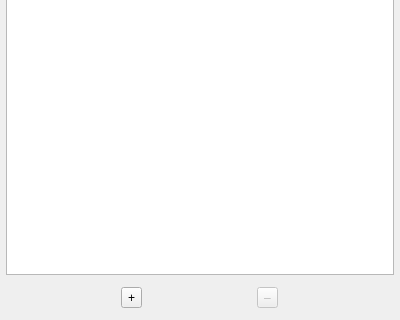
First picture: the form in src/edit/TreeView.ui, repository wagenadl/sbemviewer, before the edit; both pictures show x 0 to 400 and y 284 to 604 of the 400 by 604 pixel window.
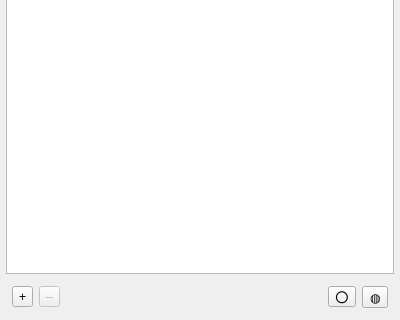
Second picture: the form after the edit.

```diff
--- a/src/edit/TreeView.ui
+++ b/src/edit/TreeView.ui
@@ -67,6 +67,33 @@
         </property>
        </widget>
       </item>
+      <item>
+       <spacer name="horizontalSpacer">
+        <property name="orientation">
+         <enum>Qt::Horizontal</enum>
+        </property>
+        <property name="sizeHint" stdset="0">
+         <size>
+          <width>40</width>
+          <height>20</height>
+         </size>
+        </property>
+       </spacer>
+      </item>
+      <item>
+       <widget class="QToolButton" name="show">
+        <property name="text">
+         <string>⭕</string>
+        </property>
+       </widget>
+      </item>
+      <item>
+       <widget class="QToolButton" name="hide">
+        <property name="text">
+         <string>◍</string>
+        </property>
+       </widget>
+      </item>
      </layout>
     </widget>
    </item>
```
